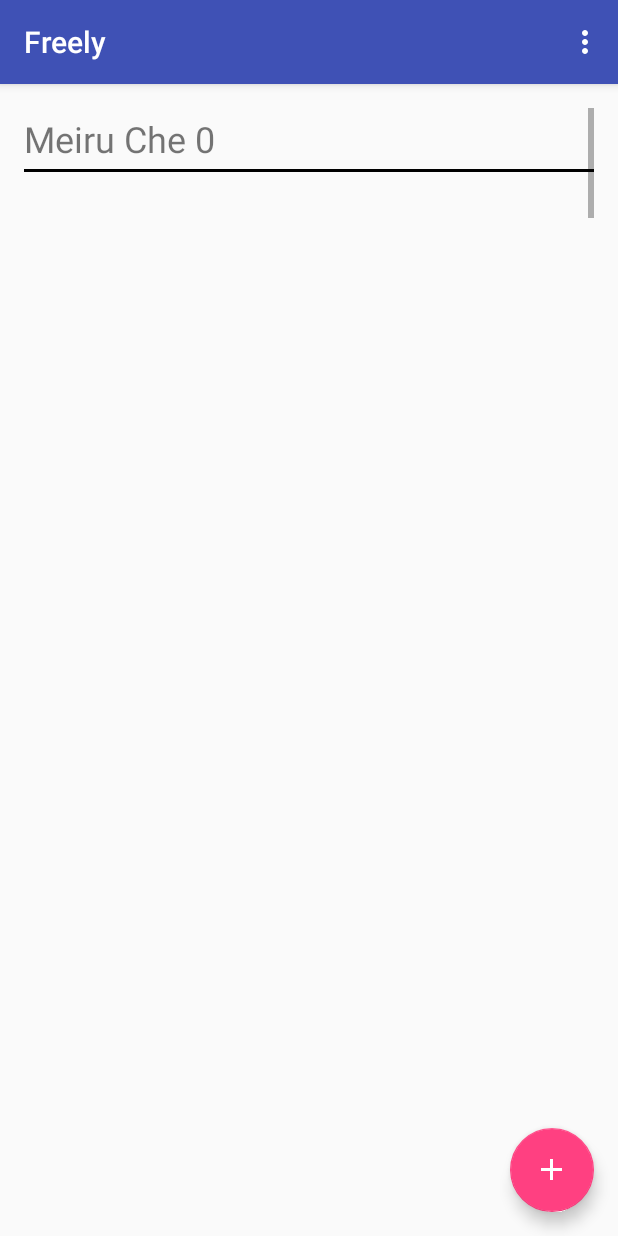
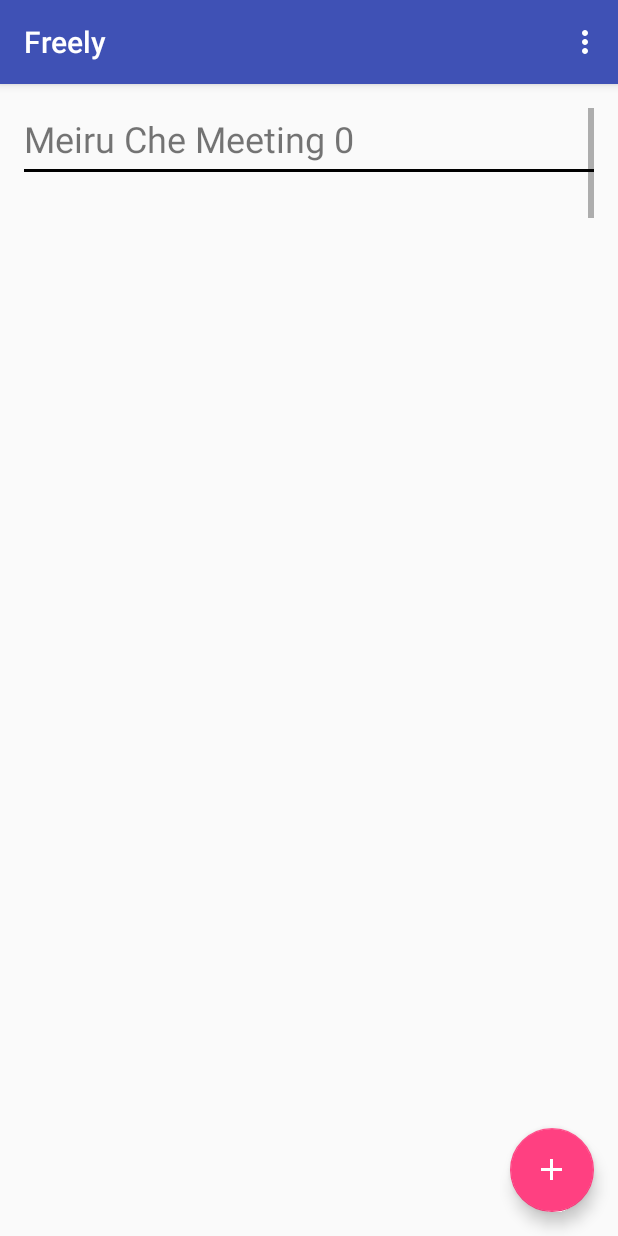
Before and after one commit to RohanNagar/ee461l, an Android app: the MeetingsActivity screen opened directly, with no data from a screen before it, on a phone screen of 412 x 824 dp. Run offline under Robolectric (Android 15) with nearby library versions, the phone set to English and light mode, and no system bars; our stand-ins replace Volley.

Commit message:
Changed line

```diff
--- a/app/src/main/java/com/utaustin/freely/activities/MeetingsActivity.java
+++ b/app/src/main/java/com/utaustin/freely/activities/MeetingsActivity.java
@@ -83,7 +83,7 @@ public class MeetingsActivity extends AppCompatActivity implements GoogleApiClie
         ArrayList<String> names = new ArrayList<>();
 
         for(int i = 0;i<10;i++){
-            names.add("Meiru Che "+i);
+            names.add("Meiru Che Meeting "+i);
         }
 
         mAdapter = new MeetingsAdapter(names);
```
